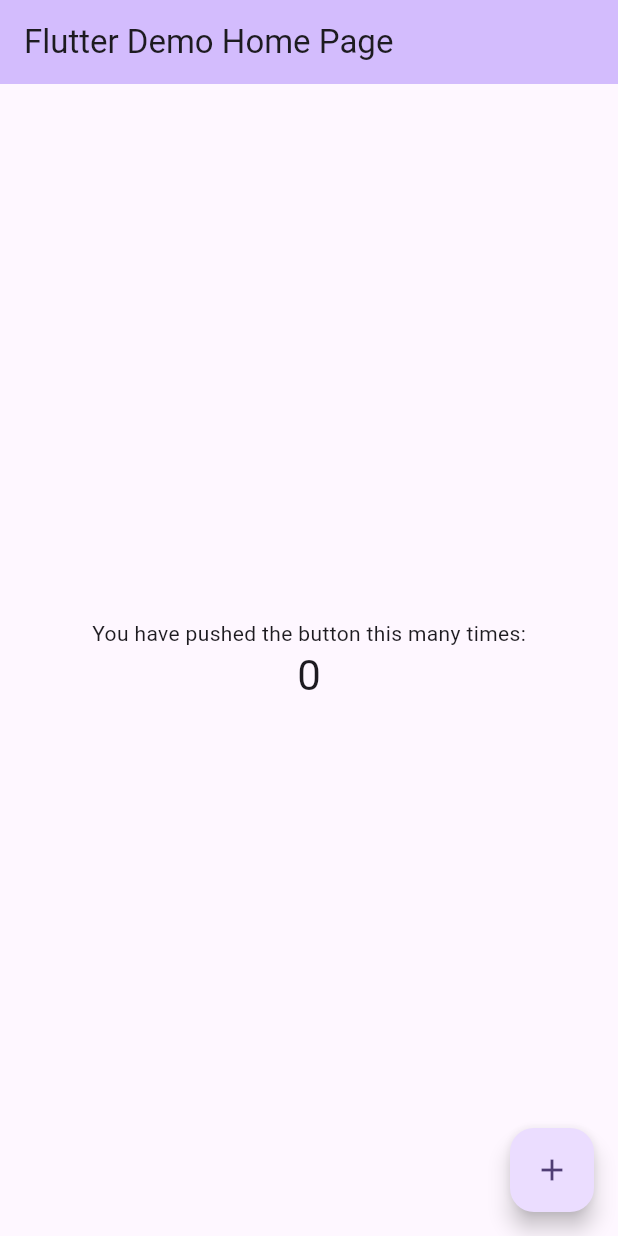
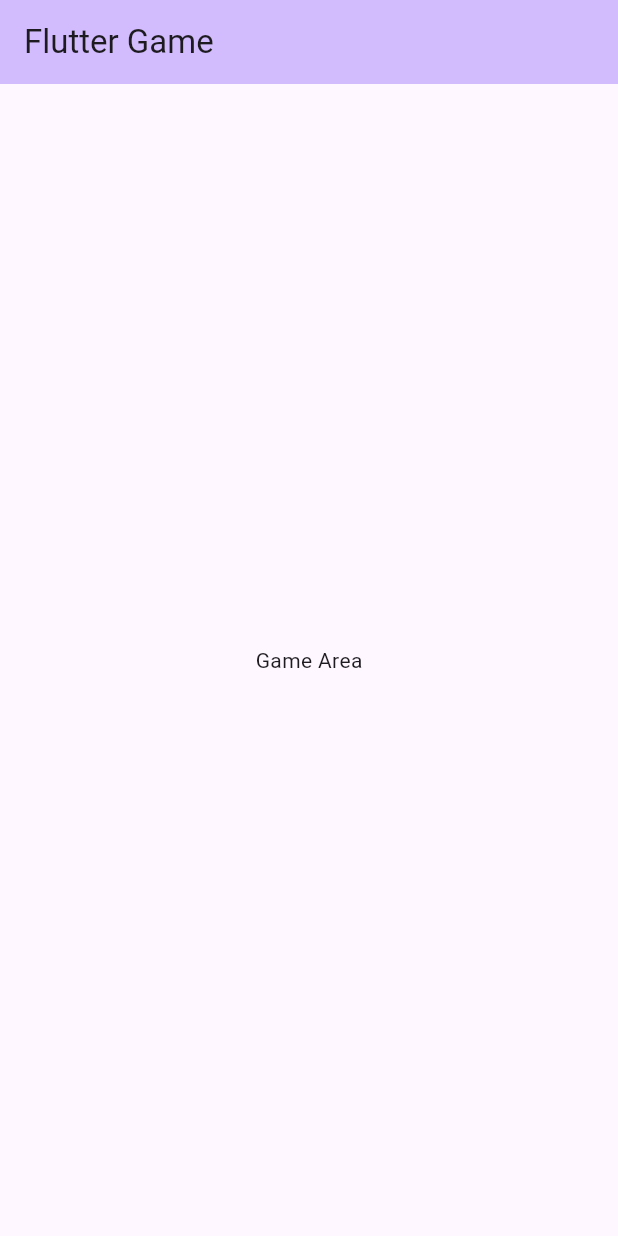
Before and after one commit to ndokutovich/spaceshooter, a Flutter app: the screen it shows after launch, on a phone screen of 412 x 824 dp. Run offline on Flutter 3.47's test engine with Material 3 defaults, Android fonts, the phone set to English and light mode, and no system bars.

Commit message:
Refactor main application structure and update UI elements for game title
- Changed the application title from 'Flutter Demo' to 'Flutter Game'.
- Simplified the MyHomePage widget by converting it from StatefulWidget to StatelessWidget, removing unnecessary state management and UI elements.
- Updated the AppBar title to reflect the new game title.
- Modified the body of MyHomePage to display a static 'Game Area' text instead of a counter.
- Removed commented-out code and documentation to streamline the main.dart file.

```diff
--- a/lib/main.dart
+++ b/lib/main.dart
@@ -7,119 +7,32 @@ void main() {
 class MyApp extends StatelessWidget {
   const MyApp({super.key});
 
-  // This widget is the root of your application.
   @override
   Widget build(BuildContext context) {
     return MaterialApp(
-      title: 'Flutter Demo',
+      title: 'Flutter Game',
       theme: ThemeData(
-        // This is the theme of your application.
-        //
-        // TRY THIS: Try running your application with "flutter run". You'll see
-        // the application has a purple toolbar. Then, without quitting the app,
-        // try changing the seedColor in the colorScheme below to Colors.green
-        // and then invoke "hot reload" (save your changes or press the "hot
-        // reload" button in a Flutter-supported IDE, or press "r" if you used
-        // the command line to start the app).
-        //
-        // Notice that the counter didn't reset back to zero; the application
-        // state is not lost during the reload. To reset the state, use hot
-        // restart instead.
-        //
-        // This works for code too, not just values: Most code changes can be
-        // tested with just a hot reload.
         colorScheme: ColorScheme.fromSeed(seedColor: Colors.deepPurple),
         useMaterial3: true,
       ),
-      home: const MyHomePage(title: 'Flutter Demo Home Page'),
+      home: const MyHomePage(),
     );
   }
 }
 
-class MyHomePage extends StatefulWidget {
-  const MyHomePage({super.key, required this.title});
-
-  // This widget is the home page of your application. It is stateful, meaning
-  // that it has a State object (defined below) that contains fields that affect
-  // how it looks.
-
-  // This class is the configuration for the state. It holds the values (in this
-  // case the title) provided by the parent (in this case the App widget) and
-  // used by the build method of the State. Fields in a Widget subclass are
-  // always marked "final".
-
-  final String title;
-
-  @override
-  State<MyHomePage> createState() => _MyHomePageState();
-}
-
-class _MyHomePageState extends State<MyHomePage> {
-  int _counter = 0;
-
-  void _incrementCounter() {
-    setState(() {
-      // This call to setState tells the Flutter framework that something has
-      // changed in this State, which causes it to rerun the build method below
-      // so that the display can reflect the updated values. If we changed
-      // _counter without calling setState(), then the build method would not be
-      // called again, and so nothing would appear to happen.
-      _counter++;
-    });
-  }
+class MyHomePage extends StatelessWidget {
+  const MyHomePage({super.key});
 
   @override
   Widget build(BuildContext context) {
-    // This method is rerun every time setState is called, for instance as done
-    // by the _incrementCounter method above.
-    //
-    // The Flutter framework has been optimized to make rerunning build methods
-    // fast, so that you can just rebuild anything that needs updating rather
-    // than having to individually change instances of widgets.
     return Scaffold(
       appBar: AppBar(
-        // TRY THIS: Try changing the color here to a specific color (to
-        // Colors.amber, perhaps?) and trigger a hot reload to see the AppBar
-        // change color while the other colors stay the same.
         backgroundColor: Theme.of(context).colorScheme.inversePrimary,
-        // Here we take the value from the MyHomePage object that was created by
-        // the App.build method, and use it to set our appbar title.
-        title: Text(widget.title),
+        title: const Text('Flutter Game'),
       ),
-      body: Center(
-        // Center is a layout widget. It takes a single child and positions it
-        // in the middle of the parent.
-        child: Column(
-          // Column is also a layout widget. It takes a list of children and
-          // arranges them vertically. By default, it sizes itself to fit its
-          // children horizontally, and tries to be as tall as its parent.
-          //
-          // Column has various properties to control how it sizes itself and
-          // how it positions its children. Here we use mainAxisAlignment to
-          // center the children vertically; the main axis here is the vertical
-          // axis because Columns are vertical (the cross axis would be
-          // horizontal).
-          //
-          // TRY THIS: Invoke "debug painting" (choose the "Toggle Debug Paint"
-          // action in the IDE, or press "p" in the console), to see the
-          // wireframe for each widget.
-          mainAxisAlignment: MainAxisAlignment.center,
-          children: <Widget>[
-            const Text(
-              'You have pushed the button this many times:',
-            ),
-            Text(
-              '$_counter',
-              style: Theme.of(context).textTheme.headlineMedium,
-            ),
-          ],
-        ),
+      body: const Center(
+        child: Text('Game Area'),
       ),
-      floatingActionButton: FloatingActionButton(
-        onPressed: _incrementCounter,
-        tooltip: 'Increment',
-        child: const Icon(Icons.add),
-      ), // This trailing comma makes auto-formatting nicer for build methods.
     );
   }
 }
```
